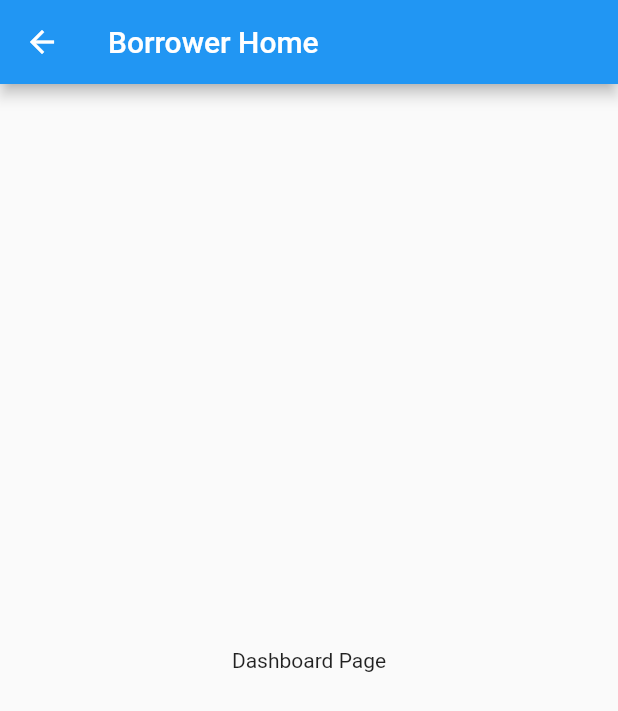
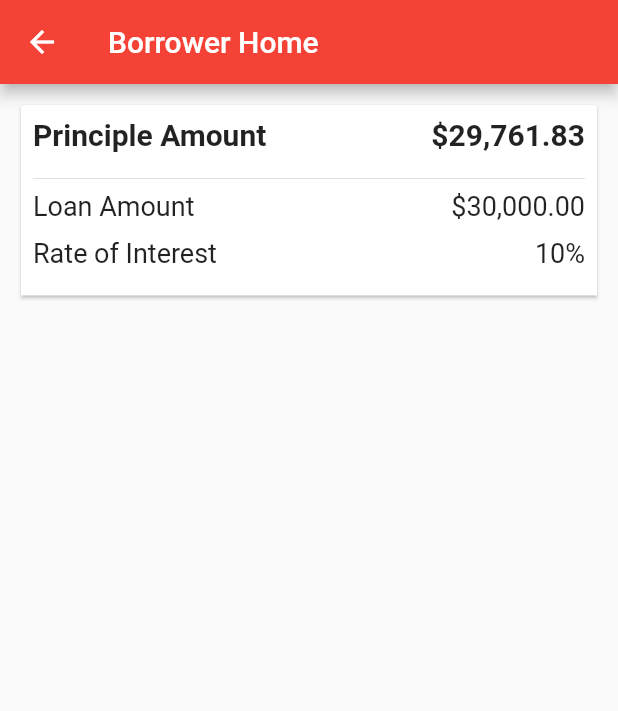
Before and after one commit to brahmikumar/vborower, a Flutter app: the Dashboard screen opened by its route, on a phone screen of 412 x 824 dp. Shown: the top 711 px of the screen. Run offline on Flutter 3.47's test engine with Material 2 defaults, Android fonts, the phone set to English and light mode, and no system bars.

```diff
--- a/lib/src/dashboard/screens/dashboard.dart
+++ b/lib/src/dashboard/screens/dashboard.dart
@@ -17,12 +17,44 @@ class _DashboardState extends State<Dashboard> {
       ),
       body: Center(
         child: Padding(
-          padding: const EdgeInsets.all(30.0),
+          padding: const EdgeInsets.all(10.0),
           child: Container(
             child: Column(
-              mainAxisAlignment: MainAxisAlignment.center,
-              children: const [
-                Text("Dashboard Page")
+              children:  [
+                Card(
+                  child: Padding(
+                    padding: const EdgeInsets.all(8.0),
+                    child: Column(
+                      children: [
+                        Row(
+                          mainAxisAlignment: MainAxisAlignment.spaceBetween,
+                          children: [
+                            Text("Principle Amount", style: Theme.of(context).textTheme.subtitle1),
+                            Text("\$29,761.83", style: Theme.of(context).textTheme.subtitle1)
+                          ],
+                        ),
+                        const SizedBox(height: 10,),
+                        const Divider(),
+                        Row(
+                          mainAxisAlignment: MainAxisAlignment.spaceBetween,
+                          children: const [
+                            Text("Loan Amount"),
+                            Text("\$30,000.00")
+                          ],
+                        ),
+                        const SizedBox(height: 10,),
+                        Row(
+                          mainAxisAlignment: MainAxisAlignment.spaceBetween,
+                          children: const [
+                            Expanded(child: Text("Rate of Interest")),
+                            Text("10%")
+                          ],
+                        ),
+                        const SizedBox(height: 10,),
+                      ],
+                    ),
+                  ),
+                ),
               ],
             ),
           ),
```
Also changed, not shown: lib/main.dart (+91 -1 lines).
